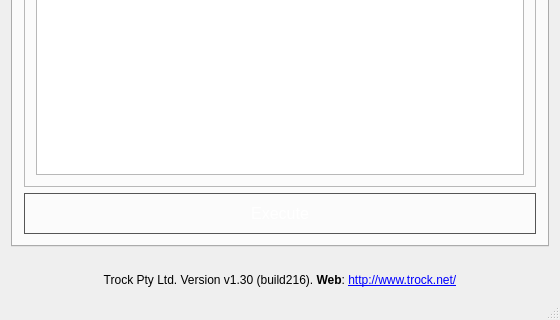
First picture: the form in GUI_Mohamamd_2/mainwindow.ui, repository mobeigi/Algorithmic-Trading, before the edit; both pictures show x 0 to 560 and y 640 to 960 of the 560 by 960 pixel window.
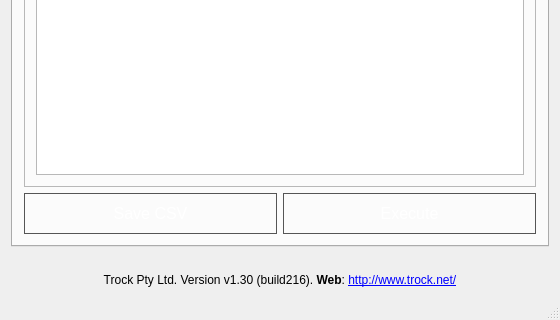
Second picture: the form after the edit. Icons and pictures are not drawn.

What changed in the file:
```diff
--- a/GUI_Mohamamd_2/mainwindow.ui
+++ b/GUI_Mohamamd_2/mainwindow.ui
@@ -415,6 +415,61 @@
          </widget>
         </item>
         <item>
+         <layout class="QHBoxLayout" name="horizontalLayout_2">
+          <item>
+           <widget class="QPushButton" name="saveCSVExecuteButton">
+            <property name="font">
+             <font>
+              <family>Arial</family>
+              <pointsize>-1</pointsize>
+              <underline>false</underline>
+              <strikeout>false</strikeout>
+             </font>
+            </property>
+            <property name="toolTip">
+             <string>&lt;html&gt;&lt;head/&gt;&lt;body&gt;&lt;p&gt;Execute all stragegy modules with provided parameters for every date range and save quantitative analysis results to a CSV file.&lt;/p&gt;&lt;/body&gt;&lt;/html&gt;</string>
+            </property>
+            <property name="styleSheet">
+             <string notr="true">#MainWindow QPushButton {
+background: qradialgradient(cx: 0.3, cy: -0.4,
+fx: 0.3, fy: -0.4,
+radius: 1.35, stop: 0 #fff, stop: 1 #3498db);
+border: 1px solid #555;
+font-family: Arial;
+color: #ffffff;
+font-size: 16px;
+padding: 10px 5px 10px 5px;
+text-decoration: none;
+}
+
+#MainWindow QPushButton:hover {
+background: qradialgradient(cx: 0.3, cy: -0.4,
+fx: 0.3, fy: -0.4,
+radius: 1.35, stop: 0 #fff, stop: 1 #3cb1ff);
+}
+
+#MainWindow QPushButton:pressed {
+background: qradialgradient(cx: 0.3, cy: -0.4,
+fx: 0.3, fy: -0.4,
+radius: 1.35, stop: 0 #fff, stop: 1 #3498db);
+}</string>
+            </property>
+            <property name="text">
+             <string>Save CSV</string>
+            </property>
+            <property name="icon">
+             <iconset resource="resources.qrc">
+              <normaloff>:/images/resources/run.png</normaloff>:/images/resources/run.png</iconset>
+            </property>
+            <property name="iconSize">
+             <size>
+              <width>24</width>
+              <height>24</height>
+             </size>
+            </property>
+           </widget>
+          </item>
+          <item>
          <widget class="QPushButton" name="analysisExecuteButton">
           <property name="toolTip">
            <string>&lt;html&gt;&lt;head/&gt;&lt;body&gt;&lt;p&gt;Execute all stragegy modules with provided parameters for every date range and display quantitative analysis results.&lt;/p&gt;&lt;/body&gt;&lt;/html&gt;</string>
@@ -458,6 +513,8 @@
            </size>
           </property>
          </widget>
+          </item>
+         </layout>
         </item>
        </layout>
       </widget>
```
Lines whose indentation alone changed are shown as unchanged.
